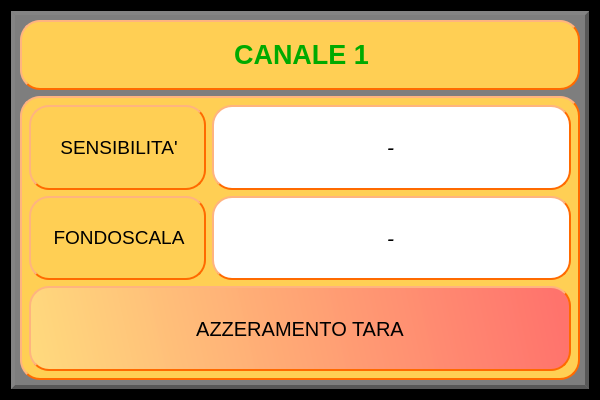
Before: the Qt Designer form Qt Creator/dialog_setup_template.ui in Mixer97/tesi_triennale, drawn with Qt 5.
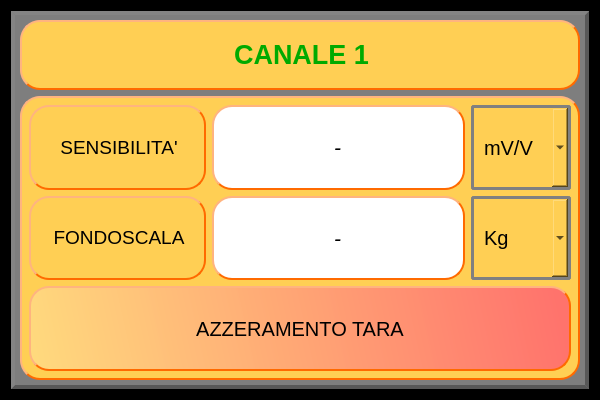
After: the same form once the commit is applied.

What changed in the file:
```diff
--- a/Qt Creator/dialog_setup_template.ui
+++ b/Qt Creator/dialog_setup_template.ui
@@ -171,6 +171,77 @@
              </property>
             </widget>
            </item>
+           <item row="0" column="1">
+            <widget class="QComboBox" name="comboBox_sens">
+             <property name="sizePolicy">
+              <sizepolicy hsizetype="Fixed" vsizetype="Preferred">
+               <horstretch>0</horstretch>
+               <verstretch>0</verstretch>
+              </sizepolicy>
+             </property>
+             <property name="minimumSize">
+              <size>
+               <width>100</width>
+               <height>0</height>
+              </size>
+             </property>
+             <property name="maximumSize">
+              <size>
+               <width>100</width>
+               <height>16777215</height>
+              </size>
+             </property>
+             <property name="font">
+              <font>
+               <pointsize>15</pointsize>
+              </font>
+             </property>
+             <property name="cursor">
+              <cursorShape>PointingHandCursor</cursorShape>
+             </property>
+             <property name="styleSheet">
+              <string notr="true">QComboBox {
+    border: 3px solid gray;
+    border-radius: 3px;
+    padding: 1px 1px 1px 10px;
+    min-width: 6em;
+    color: rgb(0, 0, 0); /* Colore del testo del QComboBox */
+}
+
+QComboBox:hover, QPushButton:hover
+{
+    border: 1px solid rgb(202, 203, 194);
+    color: white;
+}
+
+QComboBox:!editable, QComboBox::drop-down:editable {
+    background: qlineargradient(x1: 0, y1: 0, x2: 0, y2: 1,
+                                stop: 0 #E1E1E1, stop: 0.4 #DDDDDD,
+                                stop: 0.5 #D8D8D8, stop: 1.0 #D3D3D3);
+}
+
+
+/* Stile della tendina del QComboBox */
+QComboBox QAbstractItemView {
+    background-color:	qlineargradient(x1: 0, y1: 0, x2: 0, y2: 1,
+                                stop: 0 #E1E1E1, stop: 0.4 #DDDDDD,
+                                stop: 0.5 #D8D8D8, stop: 1.0 #D3D3D3); ; /* Colore di sfondo della tendina */
+    selection-background-color: #3399FF; /* Colore di sfondo dell'elemento selezionato */
+    selection-color:rgb(106, 112, 113); /* Colore del testo dell'elemento selezionato */
+    border: 3px solid gray;
+    border-radius: 3px;
+    padding: 1px 18px 1px 3px;
+    min-width: 6em;
+    color: rgb(0, 0, 0); /* Colore del testo del QComboBox */
+}</string>
+             </property>
+             <item>
+              <property name="text">
+               <string>mV/V</string>
+              </property>
+             </item>
+            </widget>
+           </item>
           </layout>
          </item>
          <item row="0" column="0">
@@ -281,6 +352,87 @@
              </property>
             </widget>
            </item>
+           <item row="0" column="2">
+            <widget class="QComboBox" name="comboBox_fullscale">
+             <property name="sizePolicy">
+              <sizepolicy hsizetype="Fixed" vsizetype="Preferred">
+               <horstretch>0</horstretch>
+               <verstretch>0</verstretch>
+              </sizepolicy>
+             </property>
+             <property name="minimumSize">
+              <size>
+               <width>100</width>
+               <height>0</height>
+              </size>
+             </property>
+             <property name="maximumSize">
+              <size>
+               <width>100</width>
+               <height>16777215</height>
+              </size>
+             </property>
+             <property name="font">
+              <font>
+               <pointsize>15</pointsize>
+              </font>
+             </property>
+             <property name="styleSheet">
+              <string notr="true">QComboBox {
+    border: 3px solid gray;
+    border-radius: 3px;
+    padding: 1px 1px 1px 10px;
+    min-width: 6em;
+    color: rgb(0, 0, 0); /* Colore del testo del QComboBox */
+}
+
+QComboBox:hover, QPushButton:hover
+{
+    border: 1px solid rgb(202, 203, 194);
+    color: white;
+}
+
+QComboBox:!editable, QComboBox::drop-down:editable {
+    background: qlineargradient(x1: 0, y1: 0, x2: 0, y2: 1,
+                                stop: 0 #E1E1E1, stop: 0.4 #DDDDDD,
+                                stop: 0.5 #D8D8D8, stop: 1.0 #D3D3D3);
+}
+
+
+/* Stile della tendina del QComboBox */
+QComboBox QAbstractItemView {
+    background-color:	qlineargradient(x1: 0, y1: 0, x2: 0, y2: 1,
+                                stop: 0 #E1E1E1, stop: 0.4 #DDDDDD,
+                                stop: 0.5 #D8D8D8, stop: 1.0 #D3D3D3); ; /* Colore di sfondo della tendina */
+    selection-background-color: #3399FF; /* Colore di sfondo dell'elemento selezionato */
+    selection-color:rgb(106, 112, 113); /* Colore del testo dell'elemento selezionato */
+    border: 3px solid gray;
+    border-radius: 3px;
+    padding: 1px 18px 1px 3px;
+    min-width: 6em;
+    color: rgb(0, 0, 0); /* Colore del testo del QComboBox */
+}</string>
+             </property>
+             <property name="currentIndex">
+              <number>0</number>
+             </property>
+             <item>
+              <property name="text">
+               <string>Kg</string>
+              </property>
+             </item>
+             <item>
+              <property name="text">
+               <string>N</string>
+              </property>
+             </item>
+             <item>
+              <property name="text">
+               <string>Nm</string>
+              </property>
+             </item>
+            </widget>
+           </item>
           </layout>
          </item>
          <item row="2" column="0">
```
